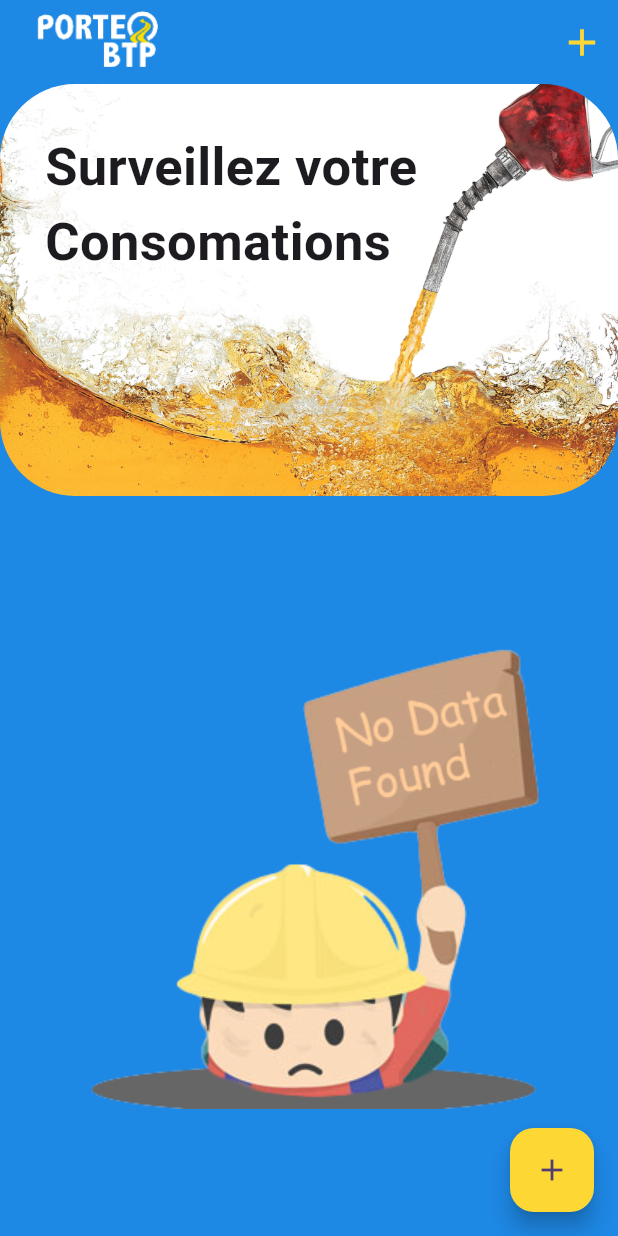
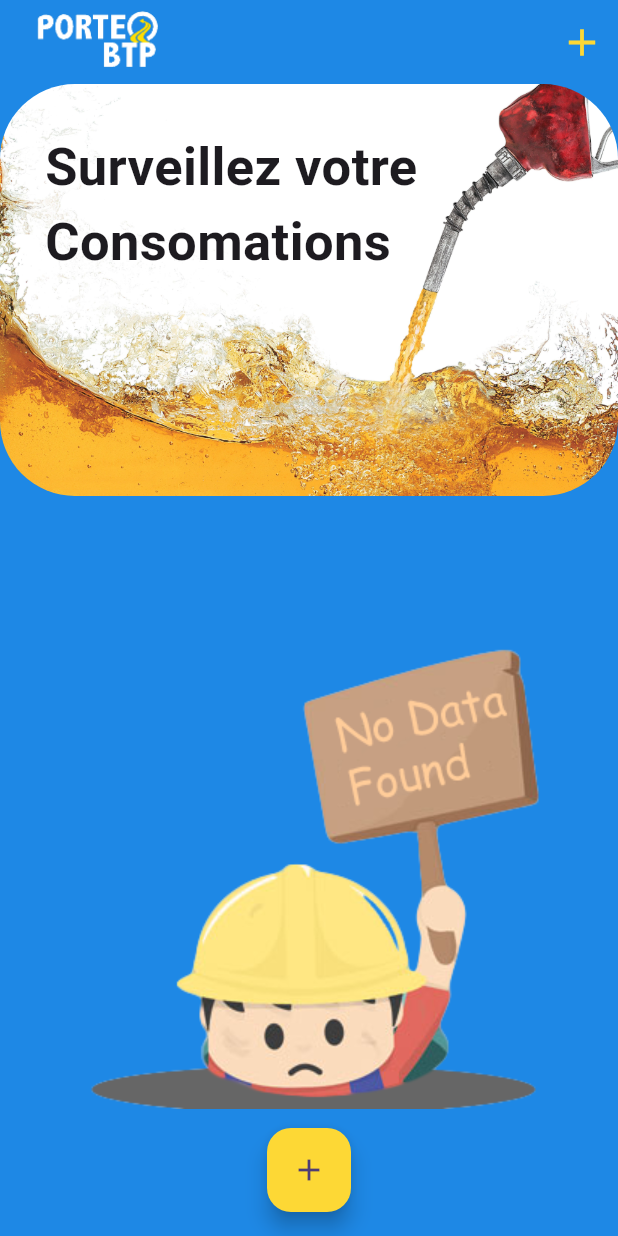
Before and after one commit to FranckObite/porteo_app, a Flutter app: the screen it shows after launch, on a phone screen of 412 x 824 dp. Run offline on Flutter 3.47's test engine with Material 2 defaults, Android fonts, the phone set to English and light mode, and no system bars; our stand-ins replace flutter_slidable, google_fonts, sqflite; accounts and stored records are empty.

Commit message:
fonctionnalité au top

```diff
--- a/lib/controllers/listCarburant.dart
+++ b/lib/controllers/listCarburant.dart
@@ -1,21 +1,14 @@
 import '../models/classCarburant.dart';
 
 class ListeCarburant{
-  List <Carburant> liste= [
-    /* Carburant(nomChantier: "Daloa", quantiteCarburant: 5200.toString(), id: DateTime.now().toString(), dateEnregistrement: DateTime.now()),
-    Carburant(nomChantier: "Zénoula", quantiteCarburant: 78000.toString(), id: DateTime.now().toString(), dateEnregistrement: DateTime.now()),
-    Carburant(nomChantier: "Issia", quantiteCarburant: 100000.toString(), id: DateTime.now().toString(), dateEnregistrement: DateTime.now()),
-    Carburant(nomChantier: "Yamoussoukro", quantiteCarburant: 5000.toString(), id: DateTime.now().toString(), dateEnregistrement: DateTime.now()),
-    Carburant(nomChantier: "Bouaké", quantiteCarburant: 1000.toString(), id: DateTime.now().toString(), dateEnregistrement: DateTime.now()),
-    Carburant(nomChantier: "M'Pouto", quantiteCarburant: 20000.toString(), id: DateTime.now().toString(), dateEnregistrement: DateTime.now()),  */
-  ];
 
   Map<String, int>mapChantier={
-    "Daloa": 5000,
-    "Zénoula": 100000,
+    "Daloa": 1000,
+    "Zénoula": 10000,
     "Issia": 15000,
-    "Yamoussoukro": 2000,
+    "Yamoussoukro": 20000,
     "Bouaké": 1000,
-    "M'Pouto": 150
+    "M'Pouto": 1500
   };
+
 }
--- a/lib/views/pricipale_page.dart
+++ b/lib/views/pricipale_page.dart
@@ -82,6 +82,7 @@ class _PrincipalPageState extends State<PrincipalPage>  {
 
   @override
   Widget build(BuildContext context) {
+
     return  Scaffold(
        appBar: AppBar(
         backgroundColor: Colors.blue[600],
@@ -116,25 +117,28 @@ class _PrincipalPageState extends State<PrincipalPage>  {
             ),
           const  SizedBox(height: 10,),
            Expanded (
+
             // ignore: unrelated_type_equality_checks
-            child: (_journals.isEmpty)?  Image.asset('images/naData.png'):  SizedBox(
+            child: (_journals.isEmpty)?  Image.asset('images/naData.png')
+            :  SizedBox(
 
                   child: ListView.separated(itemBuilder: (context, index){
 
-            return CardCarburant(
+                            return CardCarburant(
 
-             index: index, mapChantier: mapChantier, maMap: _journals, onPressed1: (BuildContext context) => _showShwoDialog(
+                             index: index, mapChantier: mapChantier, maMap: _journals, onPressed1: (BuildContext context) => _showShwoDialog(
                                 index, _journals[index]['nomChantier']),
-                      onPressed2: (BuildContext context) => monBottomSheet(_journals[index]['id']) ,);
+                      onPressed2: (BuildContext context) => monBottomSheet(_journals[index]['id']),);
                   },
                   separatorBuilder: (context, index){
-            return  const Divider(color: Colors.white);
+                            return  const Divider(color: Colors.white);
                   }, itemCount: _journals.length  ,
-                ),
-          ),)
+                                ),
+                   ),)
           ],
         ),
       ),
+      floatingActionButtonLocation: FloatingActionButtonLocation.centerFloat,
       floatingActionButton: FloatingActionButton(
         backgroundColor: Colors.yellow[600],
         onPressed: ()=> monBottomSheet( null), child: const Icon(Icons.add,),),
```
Also changed, not shown: lib/models/card_conso.dart (+13 -4 lines).
